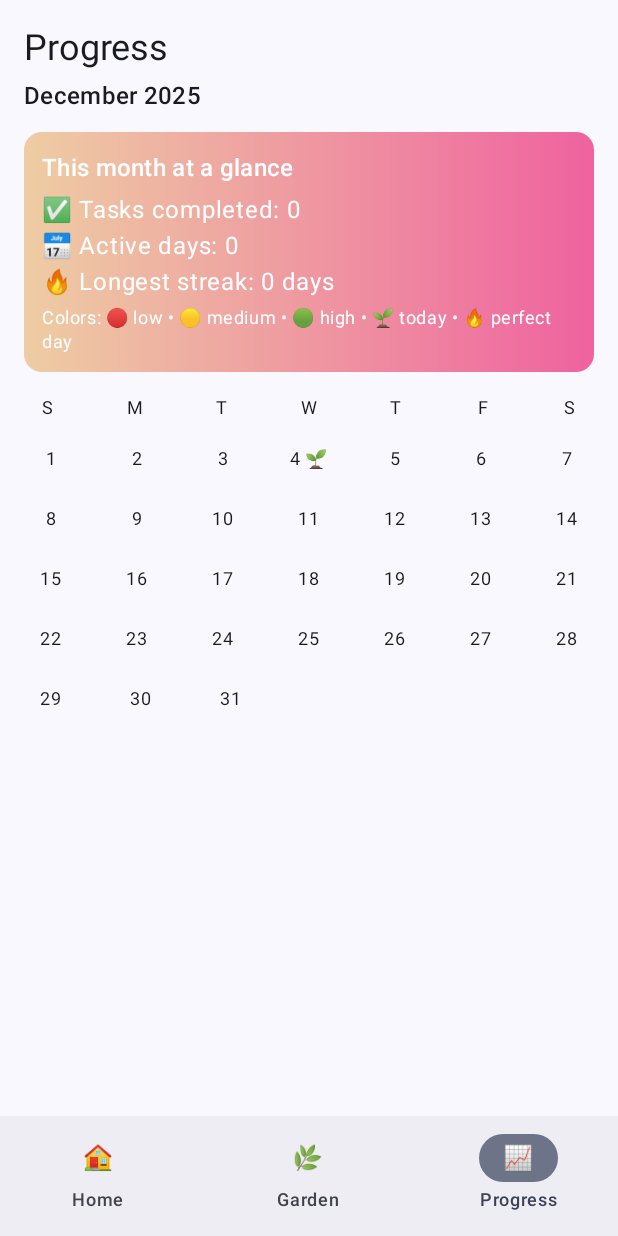
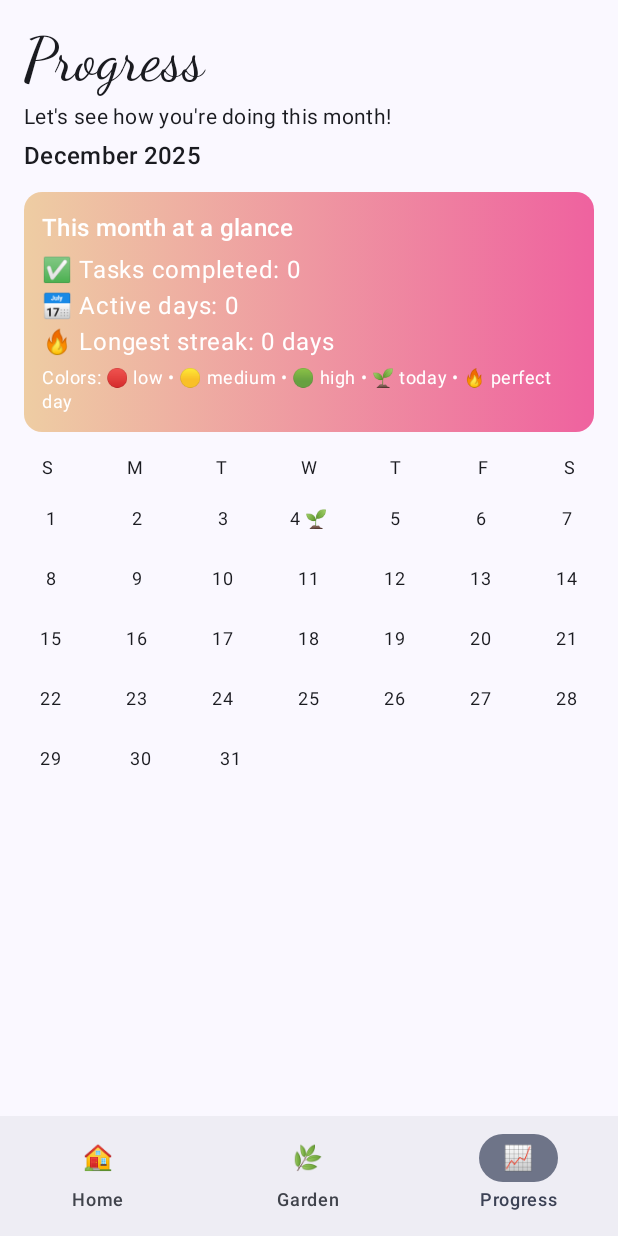
Before and after one commit to Farhan2323/GrowTogether, an Android app built with Jetpack Compose: the screen it shows after launch (MainActivity), item 3 of the bottom bar chosen, on a phone screen of 412 x 824 dp. Run offline under Robolectric (Android 15) with nearby library versions, the phone set to English and light mode, and no system bars.

```diff
--- a/app/src/main/java/com/example/growtogether/uihome/HomeScreen.kt
+++ b/app/src/main/java/com/example/growtogether/uihome/HomeScreen.kt
@@ -27,6 +27,10 @@ import androidx.compose.ui.graphics.Color
 import androidx.compose.ui.graphics.Path
 import androidx.compose.ui.unit.dp
 import java.util.UUID
+import androidx.compose.ui.text.font.FontFamily
+import androidx.compose.ui.unit.sp
+import androidx.compose.material3.CheckboxDefaults
+
 //keep these changes
 //import androidx.compose.ui.graphics.Color
 
@@ -61,7 +65,9 @@ fun HomeScreen(progressViewModel: ProgressViewModel) {
 
         Text(
             text = "Grow Together",
-            style = MaterialTheme.typography.headlineSmall
+            style = MaterialTheme.typography.headlineSmall,
+            fontFamily = FontFamily.Cursive,
+            fontSize = 40.sp
         )
         Spacer(Modifier.height(4.dp))
         Text(
@@ -75,7 +81,7 @@ fun HomeScreen(progressViewModel: ProgressViewModel) {
         PlantStateAnimation(completedCount = completedCount)
 
         Spacer(Modifier.height(16.dp))
-        HorizontalDivider()
+//        HorizontalDivider()
         Spacer(Modifier.height(8.dp))
 
 
@@ -273,11 +279,21 @@ private fun TaskRow(
     task: Task,
     onCheckedChange: (Boolean) -> Unit
 ) {
+    val completedCardColor = Color(0xFFD5E8D4) // A soft, earthy green
+    val completedTextColor = Color(0xFF135413) // A dark, forest green
+    val defaultCardColor = Color(0xFFF5F5DC) // A gentle beige/off-white
+
+
     Card(
         modifier = Modifier
             .fillMaxWidth()
             .padding(vertical = 4.dp),
-        colors = if (task.done) CardDefaults.cardColors(containerColor = Color.Green.copy(alpha = 0.2f)) else CardDefaults.cardColors()
+        // Use our new colors based on the task's 'done' state
+        colors = if (task.done) {
+            CardDefaults.cardColors(containerColor = completedCardColor)
+        } else {
+            CardDefaults.cardColors(containerColor = defaultCardColor)
+        }
     ) {
         Row(
             modifier = Modifier
@@ -286,12 +302,18 @@ private fun TaskRow(
         ) {
             Checkbox(
                 checked = task.done,
-                onCheckedChange = onCheckedChange
+                onCheckedChange = onCheckedChange,
+                colors = CheckboxDefaults.colors(
+                    checkedColor = completedTextColor, // Use the dark green for the check mark
+                    uncheckedColor = MaterialTheme.colorScheme.onSurfaceVariant, // Keep default for unchecked
+                    checkmarkColor = completedCardColor // Use the light green for the check mark itself
+                )
             )
             Spacer(Modifier.width(8.dp))
             Text(
                 text = task.title,
-                color = if (task.done) Color(0xFF4CAF50) else MaterialTheme.colorScheme.onSurface,
+                // Use the dark green for completed tasks for better contrast
+                color = if (task.done) completedTextColor else MaterialTheme.colorScheme.onSurface,
                 style = MaterialTheme.typography.bodyLarge
             )
         }
--- a/app/src/main/java/com/example/growtogether/uihome/ProgressScreen.kt
+++ b/app/src/main/java/com/example/growtogether/uihome/ProgressScreen.kt
@@ -18,6 +18,8 @@ import androidx.compose.ui.graphics.Brush
 import androidx.compose.ui.graphics.Color
 import androidx.compose.ui.unit.dp
 import java.util.Calendar
+import androidx.compose.ui.text.font.FontFamily
+import androidx.compose.ui.unit.sp
 
 @Composable
 fun ProgressScreen(progressViewModel: ProgressViewModel) {
@@ -47,7 +49,14 @@ fun ProgressScreen(progressViewModel: ProgressViewModel) {
     ) {
         Text(
             text = "Progress",
-            style = MaterialTheme.typography.headlineSmall
+            style = MaterialTheme.typography.headlineSmall,
+            fontFamily = FontFamily.Cursive,
+            fontSize = 40.sp
+        )
+        Spacer(Modifier.height(4.dp))
+        Text(
+            text = "Let's see how you're doing this month!",
+            style = MaterialTheme.typography.bodyMedium
         )
 
         Spacer(Modifier.height(4.dp))
```
